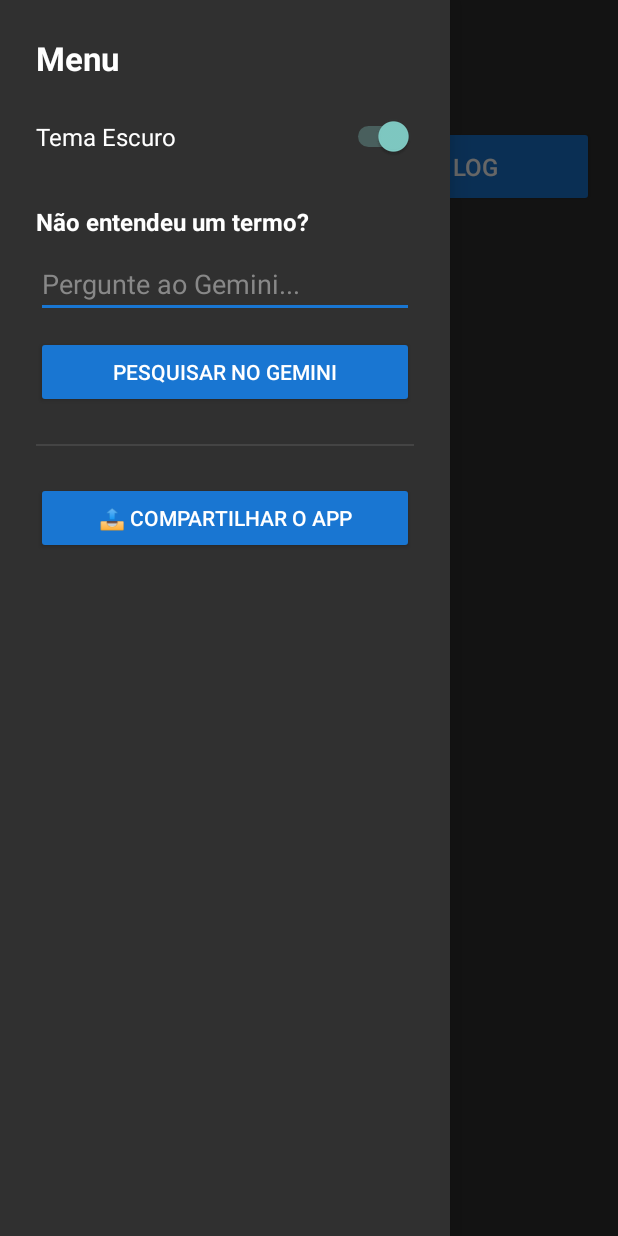
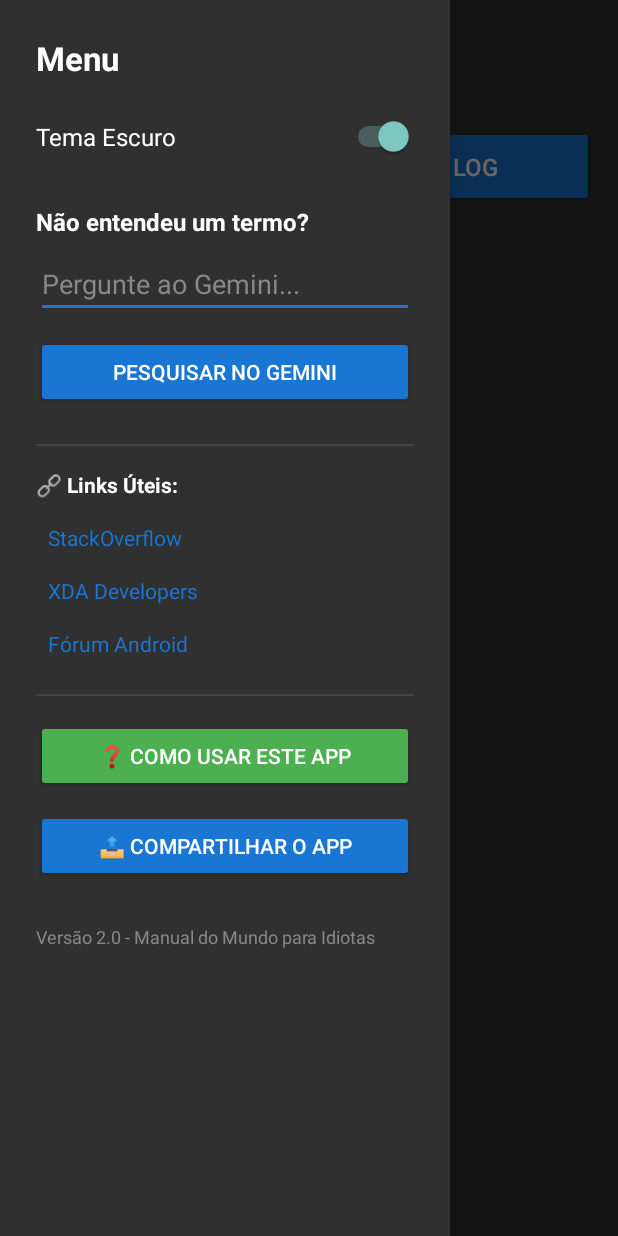
Before and after one commit to danivini14041702-svg/LogReaderNative, an Android app: the screen it shows after launch (MainActivity), with the side drawer open, on a phone screen of 412 x 824 dp. Run offline under Robolectric (Android 15) with nearby library versions, the phone set to English and light mode, and no system bars.

Commit message:
Refactor activity_main.xml layout structure

```diff
--- a/app/src/main/res/layout/activity_main.xml
+++ b/app/src/main/res/layout/activity_main.xml
@@ -6,6 +6,7 @@
     android:layout_width="match_parent"
     android:layout_height="match_parent">
 
+    <!-- CONTEÚDO PRINCIPAL -->
     <LinearLayout
         android:layout_width="match_parent"
         android:layout_height="match_parent"
@@ -70,11 +71,16 @@
         </ScrollView>
     </LinearLayout>
 
-    <LinearLayout
+    <!-- MENU LATERAL COMPLETO -->
+    <ScrollView
         android:layout_width="300dp"
         android:layout_height="match_parent"
         android:layout_gravity="start"
-        android:background="?android:attr/colorBackground"
+        android:background="?android:attr/colorBackground">
+
+        <LinearLayout
+            android:layout_width="match_parent"
+            android:layout_height="wrap_content"
             android:orientation="vertical"
             android:padding="24dp">
 
@@ -125,11 +131,23 @@
                 android:backgroundTint="#1976D2"
                 android:layout_marginBottom="24dp"/>
 
-        <View
+            <View android:layout_width="match_parent" android:layout_height="1dp" android:background="#444444" android:layout_marginBottom="16dp"/>
+
+            <TextView android:layout_width="wrap_content" android:layout_height="wrap_content" android:text="🔗 Links Úteis:" android:textColor="?android:attr/textColorPrimary" android:textStyle="bold" android:layout_marginBottom="8dp"/>
+            <TextView android:id="@+id/linkStackOverflow" android:layout_width="match_parent" android:layout_height="wrap_content" android:text="StackOverflow" android:textColor="#1976D2" android:padding="8dp"/>
+            <TextView android:id="@+id/linkXDA" android:layout_width="match_parent" android:layout_height="wrap_content" android:text="XDA Developers" android:textColor="#1976D2" android:padding="8dp"/>
+            <TextView android:id="@+id/linkForumAndroid" android:layout_width="match_parent" android:layout_height="wrap_content" android:text="Fórum Android" android:textColor="#1976D2" android:padding="8dp" android:layout_marginBottom="16dp"/>
+
+            <View android:layout_width="match_parent" android:layout_height="1dp" android:background="#444444" android:layout_marginBottom="16dp"/>
+
+            <Button
+                android:id="@+id/btnComoUsar"
                 android:layout_width="match_parent"
-            android:layout_height="1dp"
-            android:background="#444444"
-            android:layout_marginBottom="24dp"/>
+                android:layout_height="wrap_content"
+                android:text="❓ Como usar este app"
+                android:textColor="#FFFFFF"
+                android:backgroundTint="#4CAF50"
+                android:layout_marginBottom="12dp"/>
 
             <Button
                 android:id="@+id/btnCompartilharApp"
@@ -137,8 +155,16 @@
                 android:layout_height="wrap_content"
                 android:text="📤 Compartilhar o App"
                 android:textColor="#FFFFFF"
-            android:backgroundTint="#1976D2"/>
+                android:backgroundTint="#1976D2"
+                android:layout_marginBottom="12dp"/>
 
+            <TextView
+                android:layout_width="wrap_content"
+                android:layout_height="wrap_content"
+                android:text="Versão 2.0 - Manual do Mundo para Idiotas"
+                android:textColor="#888888"
+                android:textSize="12sp"
+                android:layout_marginTop="16dp"/>
         </LinearLayout>
-
+    </ScrollView>
 </androidx.drawerlayout.widget.DrawerLayout>
```
Lines whose indentation alone changed are shown as unchanged.
